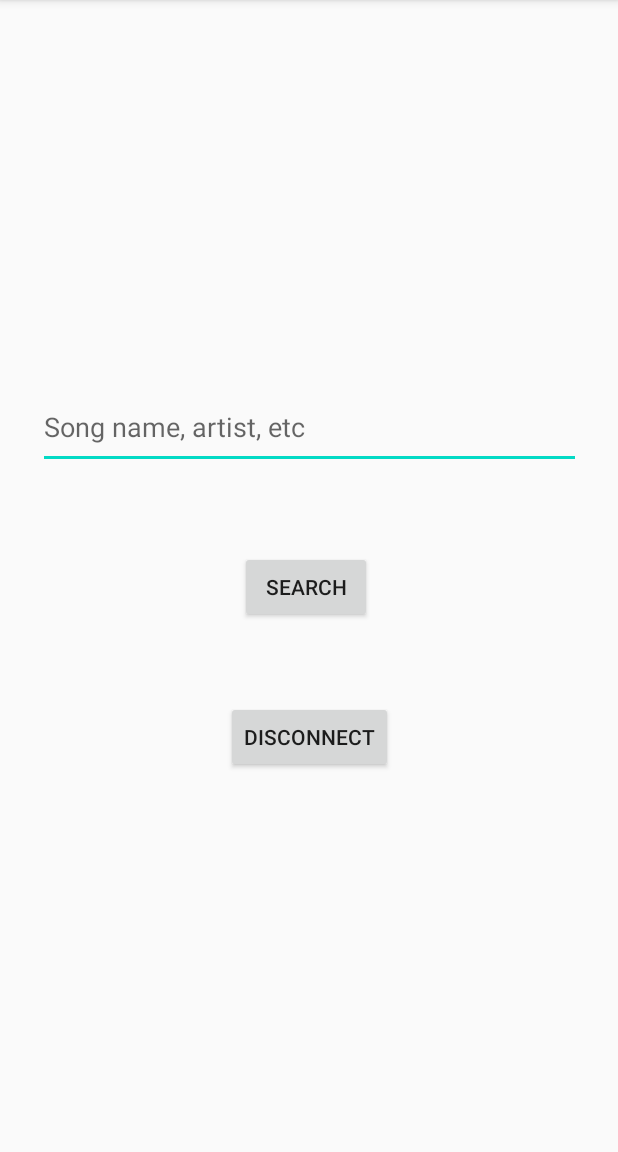
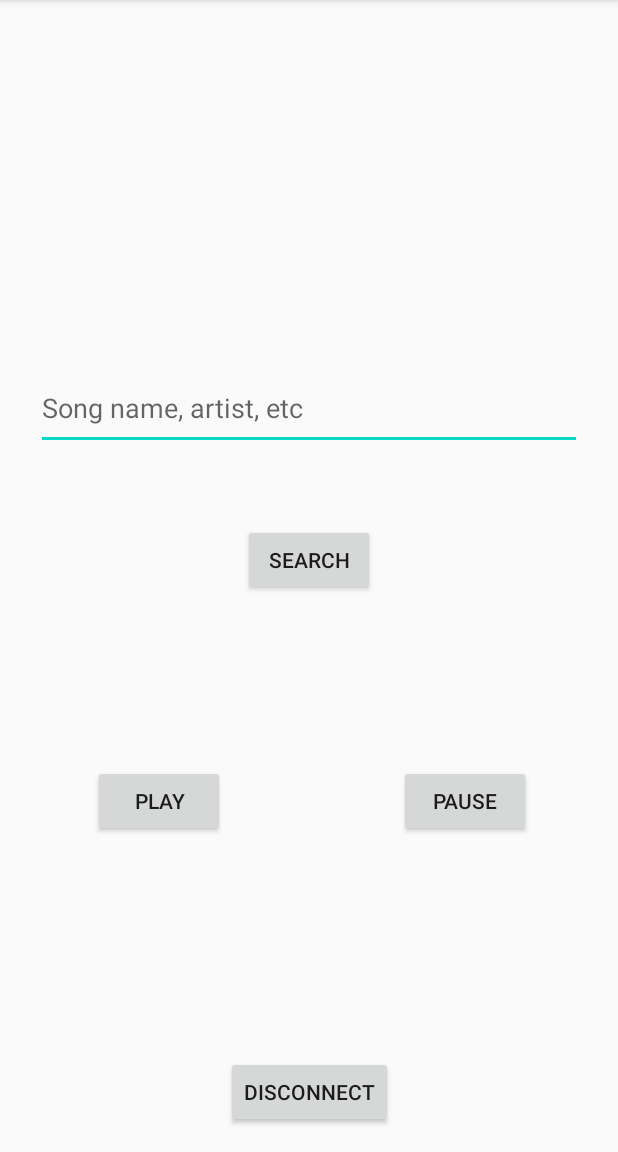
Before and after one commit to robertpreda/home_server, an Android app: the ClientActivity screen opened directly, with no data from a screen before it, on a phone screen of 412 x 824 dp, the part 84-1236 px from its top. Run offline under Robolectric (Android 15) with nearby library versions, the phone set to English and light mode, and no system bars.

Commit message:
added play and pause functionality

```diff
--- a/Android/Client/app/src/main/AndroidManifest.xml
+++ b/Android/Client/app/src/main/AndroidManifest.xml
@@ -12,7 +12,9 @@
         android:roundIcon="@mipmap/ic_launcher_round"
         android:supportsRtl="true"
         android:theme="@style/AppTheme">
-        <activity android:name=".ClientActivity"></activity>
+        <activity android:name=".LocalStorage"></activity>
+        <activity android:name=".ChooserActivity" />
+        <activity android:name=".ClientActivity" />
         <activity android:name=".MainActivity">
             <intent-filter>
                 <action android:name="android.intent.action.MAIN" />
--- a/Android/Client/app/src/main/java/com/example/client/MainActivity.java
+++ b/Android/Client/app/src/main/java/com/example/client/MainActivity.java
@@ -54,7 +54,7 @@ public class MainActivity extends AppCompatActivity {
                             SocketHandler.setSocket(clientSocket);
                             Message message = mHandler.obtainMessage();
                             message.sendToTarget();
-                            Intent intent = new Intent(getApplicationContext(), ClientActivity.class);
+                            Intent intent = new Intent(getApplicationContext(), ChooserActivity.class);
                             startActivity(intent);
 
                         } catch (IOException i) {
--- /dev/null
+++ b/Android/Client/app/src/main/java/com/example/client/Track.java
@@ -0,0 +1,5 @@
+package com.example.client;
+
+public class Track {
+
+}
--- a/Android/Client/app/src/main/res/layout/activity_client.xml
+++ b/Android/Client/app/src/main/res/layout/activity_client.xml
@@ -8,17 +8,15 @@
 
     <EditText
         android:id="@+id/searchText"
-        android:layout_width="362dp"
+        android:layout_width="0dp"
         android:layout_height="56dp"
-        android:layout_marginStart="20dp"
-        android:layout_marginTop="251dp"
-        android:layout_marginEnd="20dp"
-        android:layout_marginBottom="49dp"
+        android:layout_marginStart="24dp"
+        android:layout_marginTop="244dp"
+        android:layout_marginEnd="24dp"
         android:ems="10"
         android:hint="Song name, artist, etc"
         android:inputType="text"
         android:text=""
-        app:layout_constraintBottom_toTopOf="@+id/searchButton"
         app:layout_constraintEnd_toEndOf="parent"
         app:layout_constraintStart_toStartOf="parent"
         app:layout_constraintTop_toTopOf="parent" />
@@ -27,23 +25,43 @@
         android:id="@+id/searchButton"
         android:layout_width="wrap_content"
         android:layout_height="wrap_content"
-        android:layout_marginStart="9dp"
-        android:layout_marginBottom="47dp"
+        android:layout_marginTop="49dp"
         android:onClick="sendRequest"
         android:text="Search"
-        app:layout_constraintBottom_toTopOf="@+id/disconnectFromServer"
-        app:layout_constraintStart_toStartOf="@+id/disconnectFromServer"
+        app:layout_constraintEnd_toEndOf="parent"
+        app:layout_constraintStart_toStartOf="parent"
         app:layout_constraintTop_toBottomOf="@+id/searchText" />
 
     <Button
         android:id="@+id/disconnectFromServer"
         android:layout_width="wrap_content"
         android:layout_height="wrap_content"
-        android:layout_marginBottom="247dp"
+        android:layout_marginBottom="16dp"
         android:onClick="disconnect"
         android:text="Disconnect"
         app:layout_constraintBottom_toBottomOf="parent"
         app:layout_constraintEnd_toEndOf="parent"
+        app:layout_constraintStart_toStartOf="parent" />
+
+    <Button
+        android:id="@+id/bPlay"
+        android:layout_width="wrap_content"
+        android:layout_height="wrap_content"
+        android:layout_marginStart="62dp"
+        android:layout_marginTop="191dp"
+        android:layout_marginBottom="192dp"
+        android:text="Play"
+        app:layout_constraintBottom_toBottomOf="parent"
         app:layout_constraintStart_toStartOf="parent"
-        app:layout_constraintTop_toBottomOf="@+id/searchButton" />
+        app:layout_constraintTop_toBottomOf="@+id/searchText" />
+
+    <Button
+        android:id="@+id/bPause"
+        android:layout_width="wrap_content"
+        android:layout_height="wrap_content"
+        android:layout_marginEnd="58dp"
+        android:text="Pause"
+        app:layout_constraintBottom_toBottomOf="@+id/bPlay"
+        app:layout_constraintEnd_toEndOf="parent"
+        app:layout_constraintTop_toTopOf="@+id/bPlay" />
 </androidx.constraintlayout.widget.ConstraintLayout>
```
Also changed, not shown: Android/Client/app/src/main/java/com/example/client/ChooserActivity.java (added, +74 -0 lines), Android/Client/app/src/main/java/com/example/client/ClientActivity.java (+56 -9 lines), Android/Client/app/src/main/java/com/example/client/CustomListAdapter.java (added, +28 -0 lines), Android/Client/app/src/main/java/com/example/client/LocalStorage.java (added, +27 -0 lines), Android/Client/app/src/main/res/layout/activity_chooser.xml (added, +28 -0 lines), Android/Client/app/src/main/res/layout/activity_local_storage.xml (added, +18 -0 lines).
